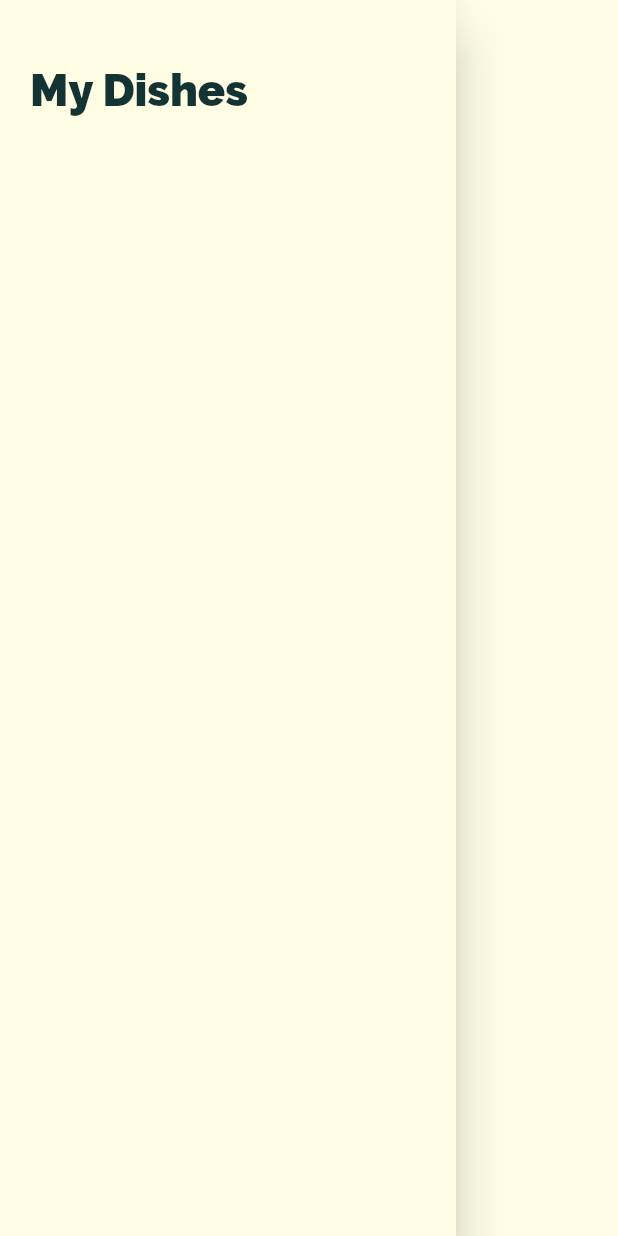
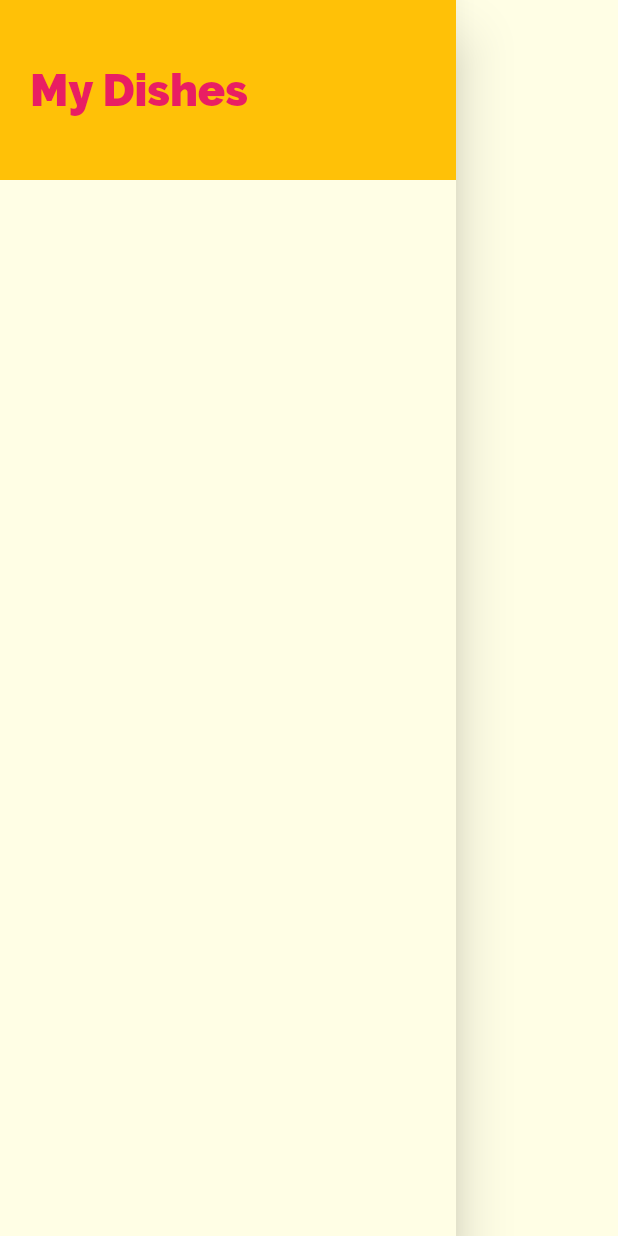
Before and after one commit to aakashmathuri/Daily_Meals, a Flutter app: the MainDrawer widget shown alone on an empty page, opened directly, on a phone screen of 412 x 824 dp. Run offline on Flutter 3.47's test engine with Material 2 defaults, Android fonts, the phone set to English and light mode, and no system bars.

Commit message:
Drawer Widget

```diff
--- a/lib/widgets/main_drawer.dart
+++ b/lib/widgets/main_drawer.dart
@@ -11,11 +11,13 @@ class MainDrawer extends StatelessWidget {
             width: double.infinity,
             padding: EdgeInsets.all(20),
             alignment: Alignment.centerLeft,
+            color: Theme.of(context).accentColor,
             child: Text(
               'My Dishes',
               style: TextStyle(
                 fontWeight: FontWeight.w900,
                 fontSize: 30,
+                color: Theme.of(context).primaryColor,
               ),
             ),
           ),
```
